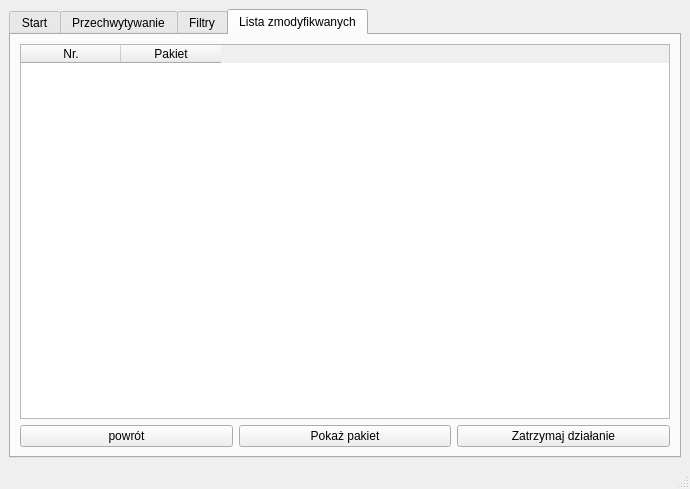
This is evilpostman/gui/mainwindow.ui in jaroslaw-wieczorek/Modifing_Packets_On-The-Fly_In_SCAPY as Qt 5 draws it before an edit. The edited form follows.
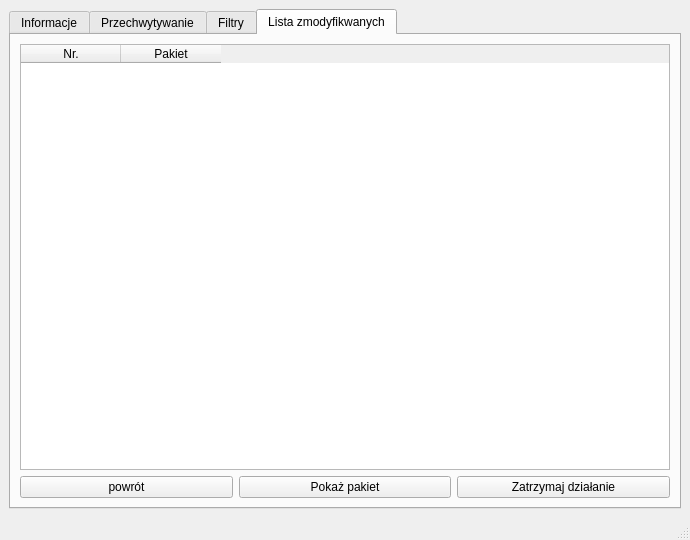
This is the edited form. The open tabs and pages were chosen to show the change.

Commit message: big refractor of management interface methods

Patch:
```diff
--- a/evilpostman/gui/mainwindow.ui
+++ b/evilpostman/gui/mainwindow.ui
@@ -7,7 +7,7 @@
     <x>0</x>
     <y>0</y>
     <width>690</width>
-    <height>489</height>
+    <height>540</height>
    </rect>
   </property>
   <property name="windowTitle">
@@ -52,7 +52,7 @@
       </property>
       <widget class="QWidget" name="start_tab">
        <attribute name="title">
-        <string>Start</string>
+        <string>Informacje</string>
        </attribute>
        <layout class="QGridLayout" name="gridLayout_6">
         <item row="2" column="0">
```
Left out of the diff: 42 changed lines with no effect on the pictures. The commit also changes 3 other files.
